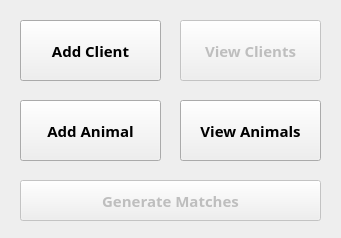
Old version of the form cuACS/postloginstaff.ui in the repository cameronhawtin/Animal-Farm-cuACS.
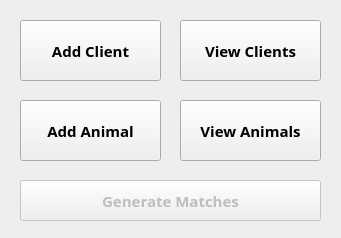
New version of the form.

The edit to the form file:
```diff
--- a/cuACS/postloginstaff.ui
+++ b/cuACS/postloginstaff.ui
@@ -174,7 +174,7 @@
   </widget>
   <widget class="QPushButton" name="ViewClientsButton">
    <property name="enabled">
-    <bool>false</bool>
+    <bool>true</bool>
    </property>
    <property name="geometry">
     <rect>
```
